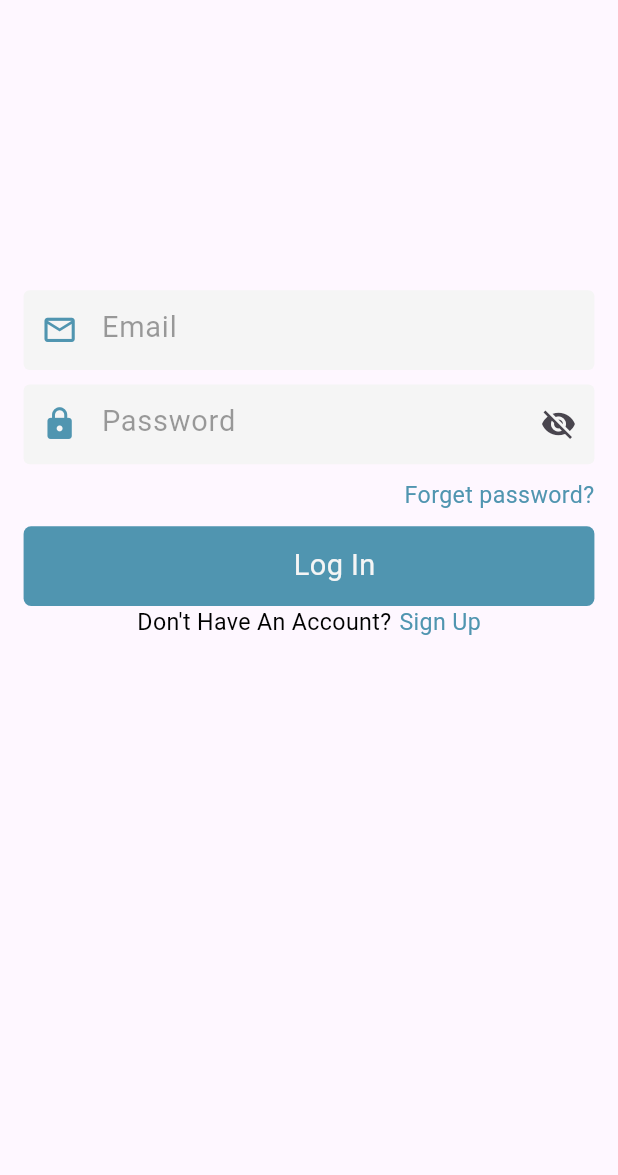
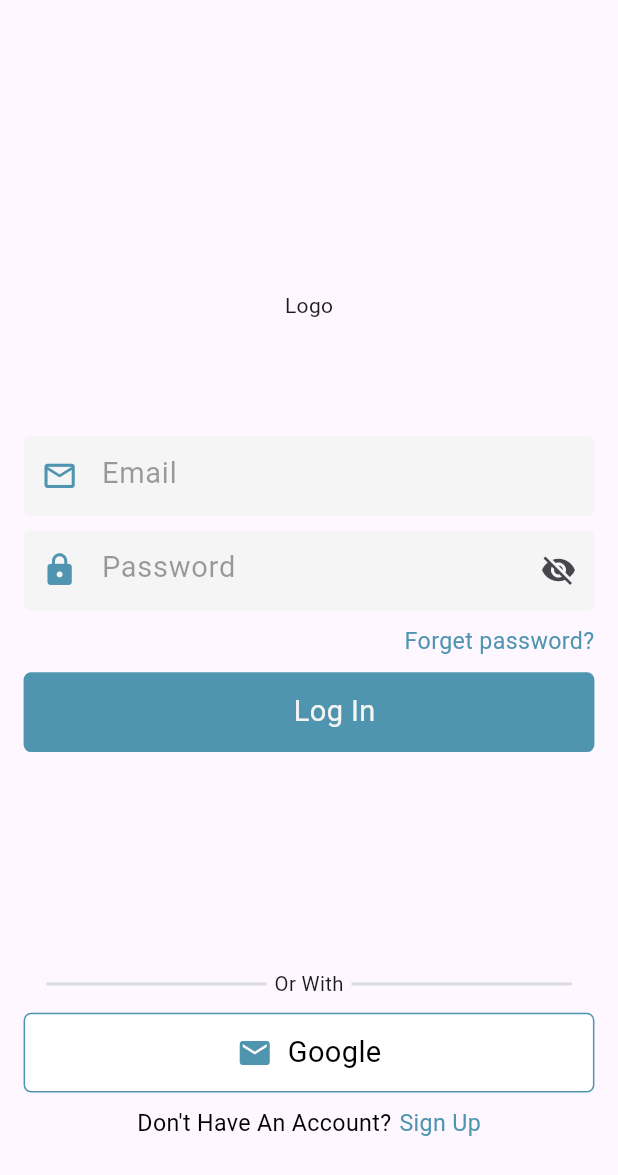
Before and after one commit to alaa-hossam/GP_frontend, a Flutter app: the logIn screen opened by its route, on a phone screen of 412 x 824 dp. Shown: the top 1175 px of the screen. Run offline on Flutter 3.47's test engine with Material 3 defaults, Android fonts, the light colour scheme and no system bars; our stand-ins replace device_preview; Roboto replaces fonts that are missing (button-bold, roboto-medium, roboto-regular).

Commit message:
addResetPassword

```diff
--- a/lib/main.dart
+++ b/lib/main.dart
@@ -2,6 +2,7 @@ import 'package:device_preview/device_preview.dart';
 import 'package:flutter/material.dart';
 import 'package:gp_frontend/views/forgetPasswordView.dart';
 import 'package:gp_frontend/views/logInView.dart';
+import 'package:gp_frontend/views/resetPassword.dart';
 import 'views/signUpView.dart';
 
 void main() {
@@ -29,6 +30,7 @@ class MyApp extends StatelessWidget {
         SignUp.id: (BuildContext context) => SignUp(),
         logIn.id: (BuildContext context) => logIn(),
         forgetPassword.id: (BuildContext context) => forgetPassword(),
+        resetPassword.id: (BuildContext context) => resetPassword(),
       },
     );
   }
--- a/lib/views/forgetPasswordView.dart
+++ b/lib/views/forgetPasswordView.dart
@@ -33,7 +33,9 @@ class _ForgetPasswordState extends State<forgetPassword> {
       ),
       body: SingleChildScrollView(
         child: Padding(
-          padding: EdgeInsets.only(top: SizeConfig.verticalBlock * 200),
+          padding: EdgeInsets.only(top: SizeConfig.verticalBlock * 200 ,
+              right: SizeConfig.horizontalBlock * 10 ,
+              left: SizeConfig.horizontalBlock * 10),
           child: Form(
             key: _globalKey,
             child: Column(
--- a/lib/views/logInView.dart
+++ b/lib/views/logInView.dart
@@ -34,6 +34,8 @@ class _logInState extends State<logIn> {
               child: Center(
                 child: Column(
                   children: [
+                    Text("Logo"),
+                    SizedBox(height: SizeConfig.verticalBlock * 80),
                     MyTextFormField(
                         controller: email,
                         hintName: "Email",
@@ -51,7 +53,7 @@ class _logInState extends State<logIn> {
                         icon: Icon(
                           obscureText ? Icons.visibility_off : Icons.visibility,
                         ),
-                        onPressed: togglePasswordVisibility(),
+                        onPressed: togglePasswordVisibility,
                       ),
                     ),
                     SizedBox(
@@ -80,6 +82,30 @@ class _logInState extends State<logIn> {
                       height: SizeConfig.verticalBlock *10,
                     ),
                     customizeButton(buttonName: 'Log In', buttonColor: SizeConfig.iconColor,fontColor:const Color(0xFFF5F5F5),),
+                    SizedBox(height: SizeConfig.verticalBlock * 150),
+                    Row(
+                      mainAxisAlignment: MainAxisAlignment.center,
+                      children: [
+                        Container(
+                          width: SizeConfig.horizontalBlock * 140,
+                          height: SizeConfig.verticalBlock * 2,
+                          decoration:const BoxDecoration(
+                              color: Color(0xFFD8DADC)
+                          ),),
+                        SizedBox(width: SizeConfig.horizontalBlock * 5),
+                        Text("Or With", style: TextStyle(fontSize: SizeConfig.textRatio * 14),),
+                        SizedBox(width: SizeConfig.horizontalBlock * 5),
+                        Container(
+                          width: SizeConfig.horizontalBlock * 140,
+                          height: SizeConfig.verticalBlock * 2,
+                          decoration:const BoxDecoration(
+                              color: Color(0xFFD8DADC)
+                          ),)
+                      ],
+                    ),
+                    SizedBox(height: SizeConfig.verticalBlock * 10),
+                    customizeButton(buttonName: 'Google',buttonColor: Colors.white, buttonIcon: Icons.mail,fontColor: Colors.black, buttonBorder: Border.all(color: SizeConfig.iconColor),),
+                    SizedBox(height: SizeConfig.verticalBlock * 10),
                     Row(
                       mainAxisAlignment: MainAxisAlignment.center,
                       children: [
--- a/lib/widgets/customizeTextFormField.dart
+++ b/lib/widgets/customizeTextFormField.dart
@@ -46,7 +46,7 @@ class MyTextFormField extends StatelessWidget {
           ),
           focusedBorder: const OutlineInputBorder(
             borderRadius: BorderRadius.all(Radius.circular(30.0)),
-            borderSide: BorderSide(color: Colors.blue),
+            borderSide: BorderSide(color: Color(0xFF5095B0)),
           ),
           prefixIcon: Icon(
             icon,
```
Also changed, not shown: lib/views/resetPassword.dart (added, +144 -0 lines).
